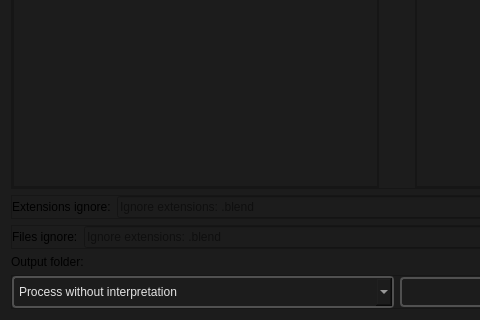
The window that BatchCreator/BatchCreator_process_dialog.ui (dertwist/Hammer5Tools) describes before a commit, drawn with Qt 5; both pictures show x 0 to 480 and y 325 to 645 of the 793 by 645 pixel window.
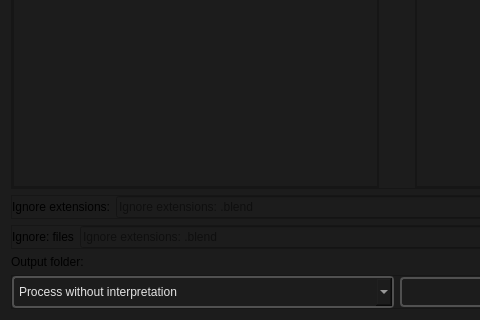
The same window after the commit. Icons and pictures are not drawn.

The edit to the form file:
```diff
--- a/BatchCreator/BatchCreator_process_dialog.ui
+++ b/BatchCreator/BatchCreator_process_dialog.ui
@@ -372,7 +372,7 @@
       <item>
        <widget class="QLabel" name="label">
         <property name="text">
-         <string>Extensions ignore:</string>
+         <string>Ignore extensions:</string>
         </property>
        </widget>
       </item>
@@ -410,7 +410,7 @@
       <item>
        <widget class="QLabel" name="label_2">
         <property name="text">
-         <string>Files ignore:</string>
+         <string>Ignore: files</string>
         </property>
        </widget>
       </item>
```
